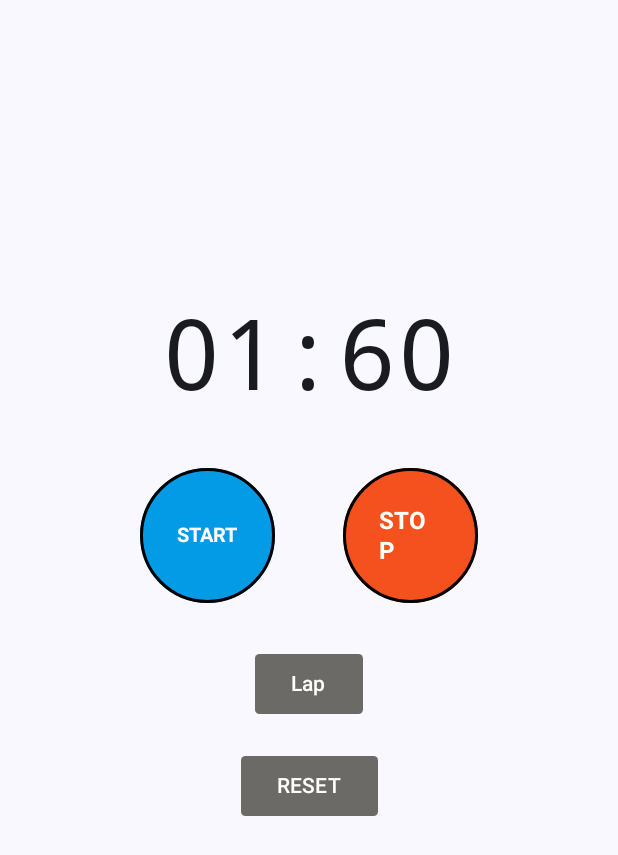
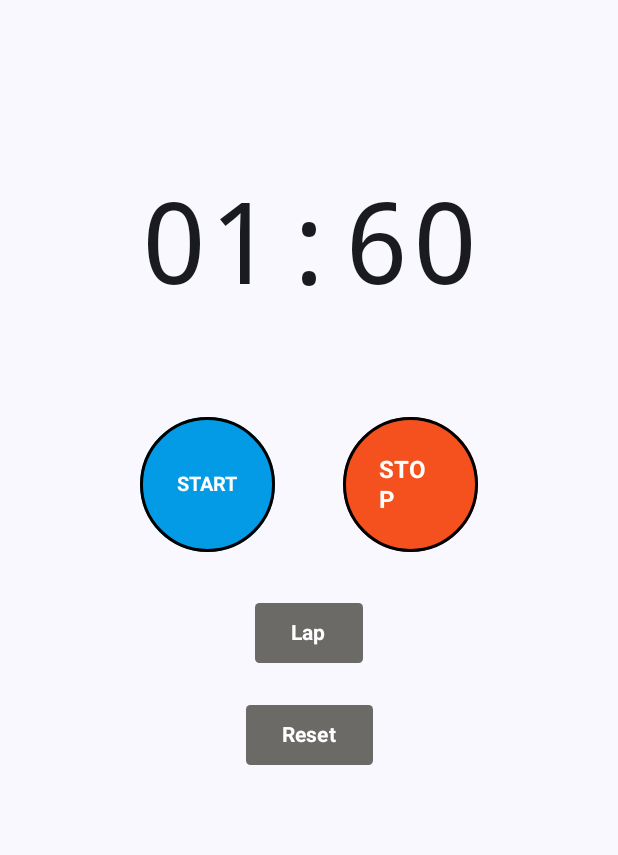
Before and after one commit to namito91/chronometer, an Android app built with Jetpack Compose: the screen it shows after launch (MainActivity), after a tap on "STOP", on a phone screen of 412 x 824 dp. Shown: the top 855 px of the screen. Run offline under Robolectric (Android 15) with nearby library versions, the phone set to English and light mode, and no system bars; 1 other tap on this screen came first.

Commit message:
refactored code

```diff
--- a/app/src/main/java/com/sysarcomp/chronometex/MainActivity.kt
+++ b/app/src/main/java/com/sysarcomp/chronometex/MainActivity.kt
@@ -17,6 +17,7 @@ import androidx.compose.foundation.layout.padding
 import androidx.compose.foundation.layout.size
 import androidx.compose.foundation.lazy.LazyColumn
 import androidx.compose.foundation.lazy.items
+import androidx.compose.foundation.lazy.rememberLazyListState
 import androidx.compose.foundation.shape.CircleShape
 import androidx.compose.foundation.shape.RoundedCornerShape
 import androidx.compose.material3.Button
@@ -39,6 +40,7 @@ import androidx.compose.ui.text.font.FontWeight
 import androidx.compose.ui.tooling.preview.Preview
 import androidx.compose.ui.unit.dp
 import androidx.compose.ui.unit.sp
+import com.sysarcomp.chronometex.ui.components.MainScreen
 import com.sysarcomp.chronometex.ui.theme.ChronometexTheme
 import kotlinx.coroutines.delay
 
@@ -53,7 +55,9 @@ class MainActivity : ComponentActivity() {
 
                     Box(modifier = Modifier.padding(innerPadding)) {
 
-                        ChronometerScreen()
+                        MainScreen()
+
+                        //ChronometerScreen()
                     }
                 }
             }
@@ -72,6 +76,9 @@ fun ChronometerScreen() {
 
     // Usamos mutableStateListOf para que la lista sea observable y se actualice cuando cambie
     val recordedTimeListt = remember { mutableStateListOf<String>() }
+
+    // LazyListState para controlar el desplazamiento
+    val listState = rememberLazyListState()
 
 
     // Efecto que ejecuta el incremento de tiempo cada segundo cuando está activo
@@ -106,12 +113,6 @@ fun ChronometerScreen() {
             delay(10L)
 
         }
-    }
-
-
-    LaunchedEffect(recordedTimeListt) {
-
-
     }
 
 
@@ -206,12 +207,19 @@ fun ChronometerScreen() {
                     .fillMaxWidth()
                     .height(250.dp)
                     .padding(top = 50.dp),
-                horizontalAlignment = Alignment.CenterHorizontally
+                horizontalAlignment = Alignment.CenterHorizontally, state = listState
             ) {
                 items(recordedTimeListt) { time ->
                     Text(text = time, fontSize = 25.sp, fontWeight = FontWeight.Bold)
                 }
             }
+
+            // Desplazar automáticamente cuando se agrega un nuevo elemento
+            LaunchedEffect(recordedTimeListt.size) {
+                // Desplazar a la última posición
+                listState.animateScrollToItem(recordedTimeListt.size - 1)
+            }
+
         }
     }
 
--- /dev/null
+++ b/app/src/main/java/com/sysarcomp/chronometex/ui/components/Buttons.kt
@@ -0,0 +1,93 @@
+package com.sysarcomp.chronometex.ui.components
+
+import androidx.compose.foundation.BorderStroke
+import androidx.compose.foundation.layout.Arrangement
+import androidx.compose.foundation.layout.Row
+import androidx.compose.foundation.layout.padding
+import androidx.compose.foundation.layout.size
+import androidx.compose.foundation.shape.CircleShape
+import androidx.compose.foundation.shape.RoundedCornerShape
+import androidx.compose.material3.Button
+import androidx.compose.material3.ButtonDefaults
+import androidx.compose.material3.Text
+import androidx.compose.runtime.Composable
+import androidx.compose.ui.Alignment
+import androidx.compose.ui.Modifier
+import androidx.compose.ui.graphics.Color
+import androidx.compose.ui.text.font.FontWeight
+import androidx.compose.ui.unit.dp
+import androidx.compose.ui.unit.sp
+
+@Composable
+fun Buttons(
+    onStartClick: () -> Unit,
+    onStopClick: () -> Unit,
+    onLapClick: () -> Unit,
+    onResetClick: () -> Unit
+) {
+
+    // start , stop buttons
+    Row(
+        horizontalArrangement = Arrangement.spacedBy(45.dp),
+        verticalAlignment = Alignment.CenterVertically,
+        modifier = Modifier.padding(10.dp)
+    ) {
+
+        // Botón START
+        Button(
+            onClick = onStartClick,
+            shape = CircleShape,
+            modifier = Modifier.size(90.dp),
+            colors = ButtonDefaults.buttonColors(Color(0xFF039BE5), Color.White),
+            border = BorderStroke(2.dp, Color.Black)
+        ) {
+            Text("START", fontWeight = FontWeight.Bold, fontSize = 13.sp)
+        }
+
+        // Botón STOP
+        Button(
+            onClick = onStopClick,
+            shape = CircleShape,
+            modifier = Modifier.size(90.dp),
+            colors = ButtonDefaults.buttonColors(Color(0xFFF4511E), Color.White),
+            border = BorderStroke(2.dp, Color.Black)
+        ) {
+            Text("STOP", fontWeight = FontWeight.Bold, fontSize = 16.sp)
+        }
+    }
+
+
+    // lap button
+    Row(
+        horizontalArrangement = Arrangement.SpaceBetween,
+        verticalAlignment = Alignment.CenterVertically,
+        modifier = Modifier.padding(top = 20.dp)
+    ) {
+
+        Button(
+            onClick = onLapClick,
+            shape = RoundedCornerShape(3.dp),
+            colors = ButtonDefaults.buttonColors(Color(0xFF6B6A67), Color.White)
+        ) {
+            Text("Lap", fontWeight = FontWeight.Bold)
+        }
+
+    }
+
+    // reset button
+    Row(
+        horizontalArrangement = Arrangement.SpaceBetween,
+        verticalAlignment = Alignment.CenterVertically,
+        modifier = Modifier.padding(top = 20.dp)
+    ) {
+
+        Button(
+            onClick = onResetClick,
+            shape = RoundedCornerShape(3.dp),
+            colors = ButtonDefaults.buttonColors(Color(0xFF6B6A67), Color.White)
+        ) {
+            Text("Reset", fontWeight = FontWeight.Bold)
+        }
+    }
+
+}
--- /dev/null
+++ b/app/src/main/java/com/sysarcomp/chronometex/ui/components/ChronometerUI.kt
@@ -0,0 +1,72 @@
+package com.sysarcomp.chronometex.ui.components
+
+import androidx.compose.foundation.layout.Arrangement
+import androidx.compose.foundation.layout.Column
+import androidx.compose.foundation.layout.fillMaxSize
+import androidx.compose.foundation.layout.fillMaxWidth
+import androidx.compose.foundation.layout.height
+import androidx.compose.foundation.layout.padding
+import androidx.compose.foundation.lazy.LazyColumn
+import androidx.compose.foundation.lazy.LazyListState
+import androidx.compose.foundation.lazy.items
+import androidx.compose.material3.Text
+import androidx.compose.runtime.Composable
+import androidx.compose.runtime.snapshots.SnapshotStateList
+import androidx.compose.ui.Alignment
+import androidx.compose.ui.Modifier
+import androidx.compose.ui.text.font.FontFamily
+import androidx.compose.ui.text.font.FontWeight
+import androidx.compose.ui.unit.dp
+import androidx.compose.ui.unit.sp
+
+
+@Composable
+fun ChronometerUI(
+    formattedTime: String,
+    onStartClick: () -> Unit,
+    onStopClick: () -> Unit,
+    onLapClick: () -> Unit,
+    onResetClick: () -> Unit,
+    recordedTimeListt: SnapshotStateList<String>,
+    listState: LazyListState
+) {
+    Column(
+        modifier = Modifier
+            .padding(top = 120.dp)
+            .fillMaxSize(),
+        horizontalAlignment = Alignment.CenterHorizontally,
+        verticalArrangement = Arrangement.Top
+    ) {
+
+        Text(text = formattedTime, fontSize = 75.sp, fontFamily = FontFamily.Monospace)
+
+
+        Column(
+            modifier = Modifier
+                .padding(10.dp)
+                .fillMaxSize(),
+            horizontalAlignment = Alignment.CenterHorizontally,
+            verticalArrangement = Arrangement.Center
+        ) {
+
+
+            Buttons(onStartClick, onStopClick, onLapClick, onResetClick)
+
+
+            // LazyColumn con altura limitada
+            LazyColumn(
+                modifier = Modifier
+                    .fillMaxWidth()
+                    .height(250.dp)
+                    .padding(top = 50.dp),
+                horizontalAlignment = Alignment.CenterHorizontally, state = listState
+            ) {
+                items(recordedTimeListt) { time ->
+                    Text(text = time, fontSize = 25.sp, fontWeight = FontWeight.Bold)
+                }
+            }
+        }
+
+
+    }
+}
--- /dev/null
+++ b/app/src/main/java/com/sysarcomp/chronometex/ui/components/MainScreen.kt
@@ -0,0 +1,68 @@
+package com.sysarcomp.chronometex.ui.components
+
+import androidx.compose.foundation.lazy.rememberLazyListState
+import androidx.compose.runtime.Composable
+import androidx.compose.runtime.LaunchedEffect
+import androidx.compose.runtime.getValue
+import androidx.compose.runtime.mutableStateListOf
+import androidx.compose.runtime.mutableStateOf
+import androidx.compose.runtime.remember
+import androidx.compose.runtime.setValue
+import com.sysarcomp.chronometex.ui.logic.startChronometer
+import kotlinx.coroutines.delay
+
+@Composable
+fun MainScreen() {
+
+    var isRunning by remember { mutableStateOf(false) }
+    var formattedTime by remember { mutableStateOf("00:00") }
+    var savedElapsedTime by remember { mutableStateOf(0L) }
+    var startTime by remember { mutableStateOf(0L) }
+
+    // Usamos mutableStateListOf para que la lista sea observable y se actualice cuando cambie
+    val recordedTimeListt = remember { mutableStateListOf<String>() }
+
+    // LazyListState para controlar el desplazamiento
+    val listState = rememberLazyListState()
+
+
+    // Empezar cronómetro
+    LaunchedEffect(isRunning) {
+        startTime = System.currentTimeMillis()
+        while (isRunning) {
+            val elapsedTime = startChronometer(isRunning, savedElapsedTime, startTime)
+            formattedTime = String.format("%02d:%02d", elapsedTime / 1000, elapsedTime % 100)
+            delay(10L)
+        }
+    }
+
+    // Desplazar automáticamente cuando se agrega un nuevo elemento
+    LaunchedEffect(recordedTimeListt.size) {
+
+        if (recordedTimeListt.size != 0) {
+
+            // Desplazar a la última posición
+            listState.animateScrollToItem(recordedTimeListt.size - 1)
+
+        }
+
+    }
+
+
+    // Llamar a los composables con las acciones necesarias
+    ChronometerUI(
+        formattedTime = formattedTime,
+        onStartClick = { isRunning = true },
+        onStopClick = {
+            isRunning = false
+            savedElapsedTime += System.currentTimeMillis() - startTime
+        },
+        onLapClick = { recordedTimeListt.add(formattedTime) },
+        onResetClick = {
+            isRunning = false
+            formattedTime = "00:00"
+            savedElapsedTime = 0L
+            recordedTimeListt.clear()
+        }, recordedTimeListt, listState
+    )
+}
--- /dev/null
+++ b/app/src/main/java/com/sysarcomp/chronometex/ui/logic/ChronometerLogic.kt
@@ -0,0 +1,9 @@
+package com.sysarcomp.chronometex.ui.logic
+
+fun startChronometer(isRunning: Boolean, savedElapsedTime: Long, startTime: Long): Long {
+    if (isRunning) {
+        val currentTime = System.currentTimeMillis()
+        return savedElapsedTime + (currentTime - startTime)
+    }
+    return savedElapsedTime
+}
```
